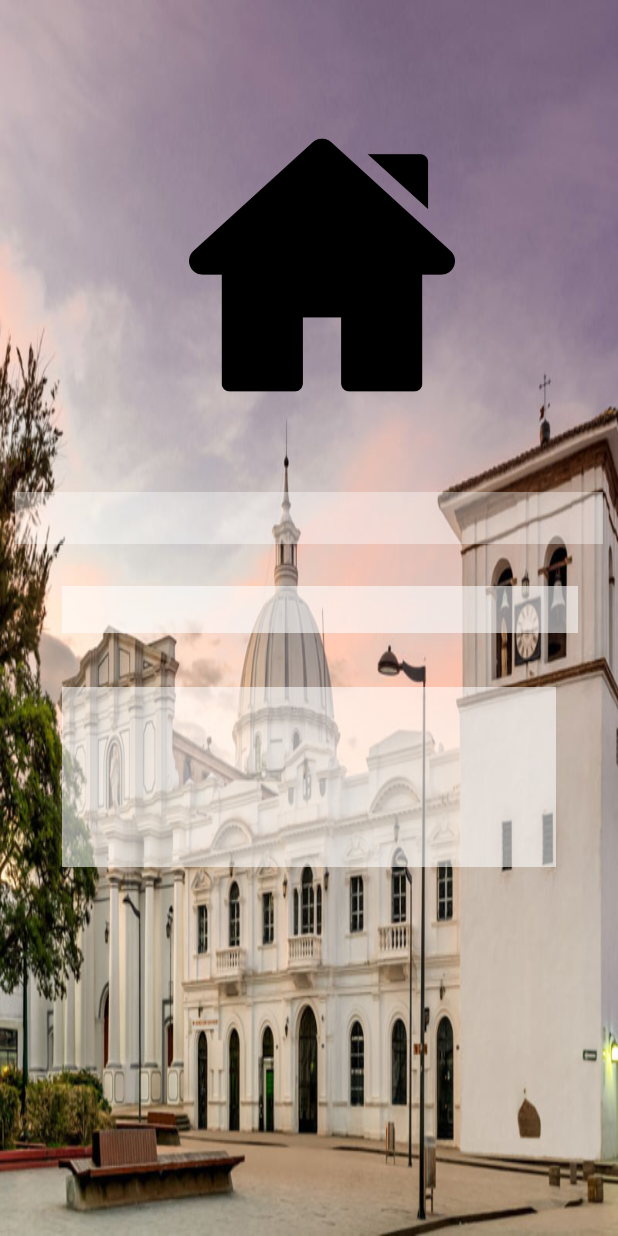
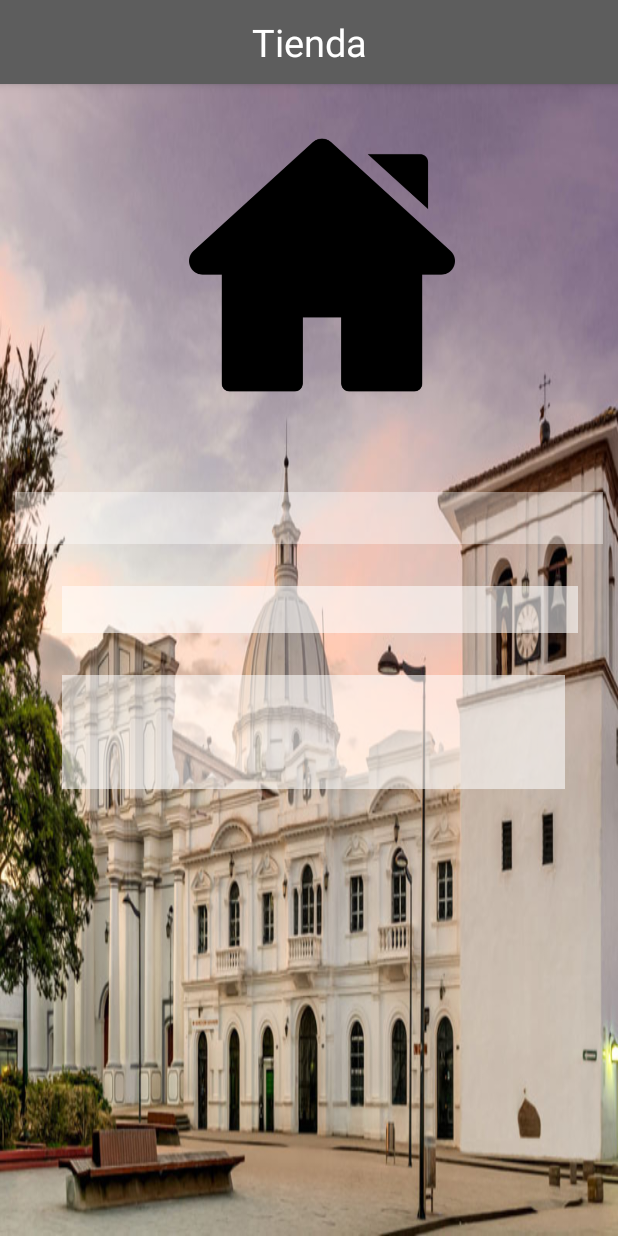
Before and after one commit to dsrestrepo/DulcesPopayanJava, an Android app: the layout activity_description_tienda.xml on its own in the app's theme, with its tools: preview values and no code run, on a phone screen of 412 x 824 dp. Run offline under Robolectric (Android 15) with nearby library versions, the phone set to English and light mode, and no system bars.

Commit message:
Version with Recycler View and Map and some UI changes and images and description of each shop3

```diff
--- a/app/src/main/java/edu/unicauca/appsmoviles/dulces_popayan_java2/MainActivity.java
+++ b/app/src/main/java/edu/unicauca/appsmoviles/dulces_popayan_java2/MainActivity.java
@@ -24,6 +24,7 @@ public class MainActivity extends AppCompatActivity {
     protected void onCreate(Bundle savedInstanceState) {
         super.onCreate(savedInstanceState);
         setContentView(R.layout.activity_main);
+
         Toolbar toolbar = findViewById(R.id.toolbar);
         setSupportActionBar(toolbar);
 
--- a/app/src/main/res/layout/activity_description_tienda.xml
+++ b/app/src/main/res/layout/activity_description_tienda.xml
@@ -1,4 +1,5 @@
 <?xml version="1.0" encoding="utf-8"?>
+
 <androidx.constraintlayout.widget.ConstraintLayout  xmlns:android="http://schemas.android.com/apk/res/android"
     xmlns:app="http://schemas.android.com/apk/res-auto"
     xmlns:tools="http://schemas.android.com/tools"
@@ -7,15 +8,39 @@
     tools:context=".DescriptionTienda"
     android:background="@drawable/popayan">
 
+    <com.google.android.material.appbar.AppBarLayout
+        android:layout_width="match_parent"
+        android:layout_height="wrap_content"
+        android:theme="@style/Theme.Dulces_popayan_java2.AppBarOverlay"
+        app:layout_constraintStart_toStartOf="parent"
+        app:layout_constraintTop_toTopOf="parent">
 
+        <androidx.appcompat.widget.Toolbar
+            android:id="@+id/toolbar"
+            android:layout_width="match_parent"
+            android:layout_height="?attr/actionBarSize"
+            android:background="#5D5D5D"
+            app:popupTheme="@style/Theme.Dulces_popayan_java2.PopupOverlay"
+            >
 
+        <TextView
+            android:layout_width="wrap_content"
+            android:layout_height="wrap_content"
+            android:text="@string/tienda"
+            android:layout_gravity="center"
+            android:textSize="25sp"
+            android:textColor="@color/white"
+            android:id="@+id/toolbar_title" />
+        </androidx.appcompat.widget.Toolbar>
+
+    </com.google.android.material.appbar.AppBarLayout>
 
 
     <TextView
         android:id="@+id/descripcion_tienda"
-        android:layout_width="329dp"
-        android:layout_height="120dp"
-        android:layout_marginTop="36dp"
+        android:layout_width="335dp"
+        android:layout_height="76dp"
+        android:layout_marginTop="28dp"
         android:background="#90ffffff"
         android:textAlignment="center"
         android:textAllCaps="false"
@@ -24,6 +49,7 @@
         android:textSize="18sp"
         android:textStyle="bold"
         app:layout_constraintEnd_toEndOf="parent"
+        app:layout_constraintHorizontal_bias="0.539"
         app:layout_constraintStart_toStartOf="parent"
         app:layout_constraintTop_toBottomOf="@+id/dulces_tienda" />
 
--- a/app/src/main/res/values/strings.xml
+++ b/app/src/main/res/values/strings.xml
@@ -17,4 +17,6 @@
     <string name="inicio">Disfruta de una dulce guía conociendo Popayán</string>
     <string name="hello_blank_fragment">Información</string>
     <string name="see_button">Ver</string>
+    <string name="tienda">Tienda</string>
+
 </resources>
--- a/app/src/main/res/values/themes.xml
+++ b/app/src/main/res/values/themes.xml
@@ -1,6 +1,6 @@
 <resources xmlns:tools="http://schemas.android.com/tools">
     <!-- Base application theme. -->
-    <style name="Theme.Dulces_popayan_java2" parent="Theme.MaterialComponents.DayNight.DarkActionBar">
+    <style name="Theme.Dulces_popayan_java2" parent="Theme.MaterialComponents.DayNight.NoActionBar">
         <!-- Primary brand color. -->
         <item name="colorPrimary">@color/purple_500</item>
         <item name="colorPrimaryVariant">@color/purple_700</item>
```
Also changed, not shown: 1 other file.
